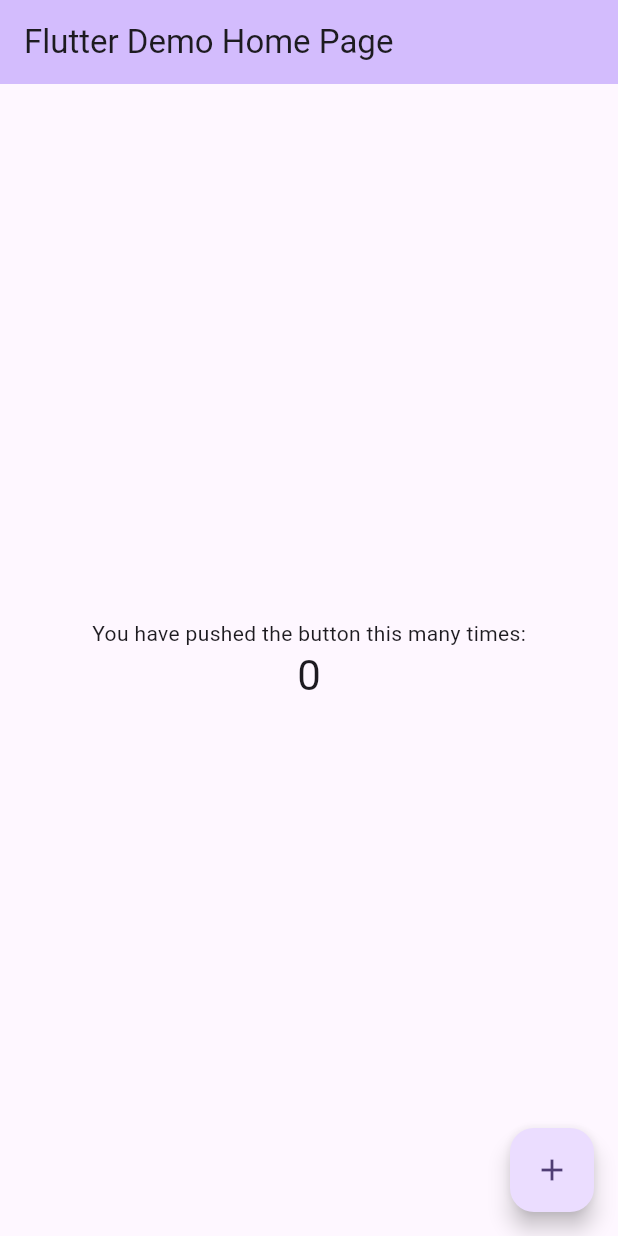
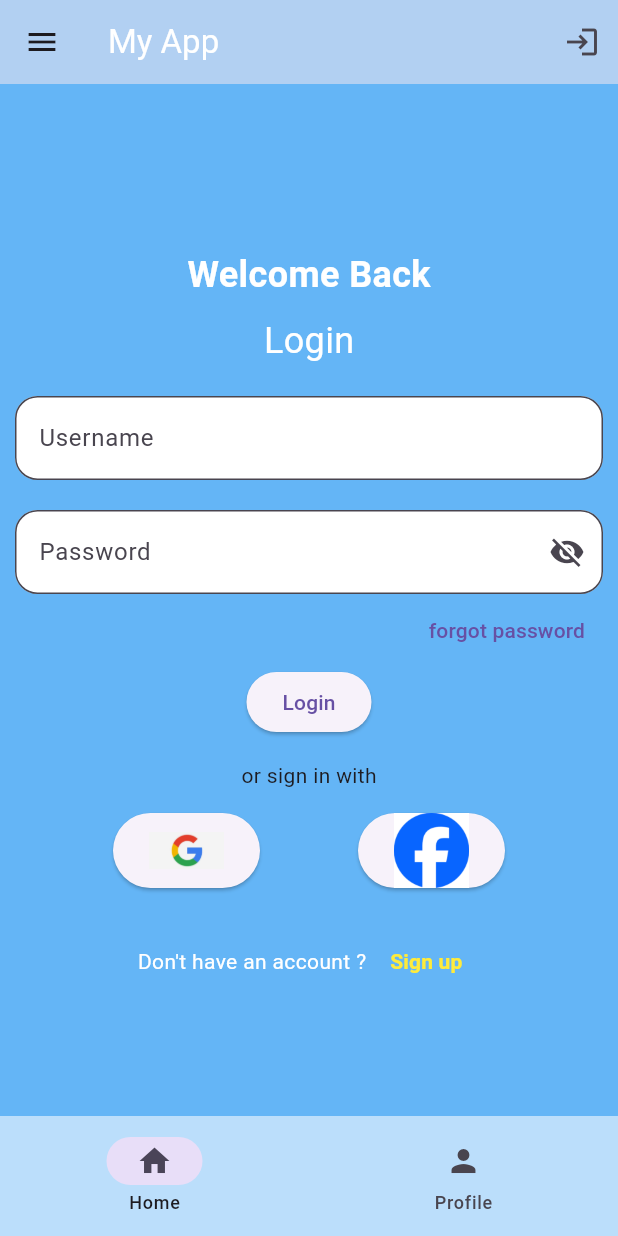
Before and after one commit to walonCode/learning_flutter, a Flutter app: the screen it shows after launch, on a phone screen of 412 x 824 dp. Run offline on Flutter 3.47's test engine with Material 3 defaults, Android fonts, the phone set to English and light mode, and no system bars.

Commit message:
add assets in my learning_one dir

```diff
--- a/learning_one/lib/main.dart
+++ b/learning_one/lib/main.dart
@@ -1,4 +1,5 @@
 import 'package:flutter/material.dart';
+import 'package:learning_one/pages/login_page.dart';
 
 void main() {
   runApp(const MyApp());
@@ -7,119 +8,38 @@
 class MyApp extends StatelessWidget {
   const MyApp({super.key});
 
-  // This widget is the root of your application.
   @override
   Widget build(BuildContext context) {
     return MaterialApp(
-      title: 'Flutter Demo',
-      theme: ThemeData(
-        // This is the theme of your application.
-        //
-        // TRY THIS: Try running your application with "flutter run". You'll see
-        // the application has a purple toolbar. Then, without quitting the app,
-        // try changing the seedColor in the colorScheme below to Colors.green
-        // and then invoke "hot reload" (save your changes or press the "hot
-        // reload" button in a Flutter-supported IDE, or press "r" if you used
-        // the command line to start the app).
-        //
-        // Notice that the counter didn't reset back to zero; the application
-        // state is not lost during the reload. To reset the state, use hot
-        // restart instead.
-        //
-        // This works for code too, not just values: Most code changes can be
-        // tested with just a hot reload.
-        colorScheme: ColorScheme.fromSeed(seedColor: Colors.deepPurple),
-        useMaterial3: true,
+      debugShowCheckedModeBanner: false,
+      home: Scaffold(
+        backgroundColor: Colors.blue[300],
+        appBar: AppBar(
+          backgroundColor: Colors.blue[100],
+          elevation: 5.0,
+          title: Text(
+            "My App",
+            style: TextStyle(
+              color:Colors.white
+            ),
+          ),
+          leading: Icon(Icons.menu),
+          actions: [
+            IconButton(
+              onPressed:(){} ,
+              icon: Icon(Icons.login)
+            )
+          ],
+        ),
+        body: LoginPage(),
+        bottomNavigationBar: NavigationBar(
+          backgroundColor: Colors.blue[100],
+          destinations: [
+            NavigationDestination(icon: Icon(Icons.home), label: "Home"),
+            NavigationDestination(icon: Icon(Icons.person), label: "Profile")
+          ],
+        ),
       ),
-      home: const MyHomePage(title: 'Flutter Demo Home Page'),
     );
   }
 }
-
-class MyHomePage extends StatefulWidget {
-  const MyHomePage({super.key, required this.title});
-
-  // This widget is the home page of your application. It is stateful, meaning
-  // that it has a State object (defined below) that contains fields that affect
-  // how it looks.
-
-  // This class is the configuration for the state. It holds the values (in this
-  // case the title) provided by the parent (in this case the App widget) and
-  // used by the build method of the State. Fields in a Widget subclass are
-  // always marked "final".
-
-  final String title;
-
-  @override
-  State<MyHomePage> createState() => _MyHomePageState();
-}
-
-class _MyHomePageState extends State<MyHomePage> {
-  int _counter = 0;
-
-  void _incrementCounter() {
-    setState(() {
-      // This call to setState tells the Flutter framework that something has
-      // changed in this State, which causes it to rerun the build method below
-      // so that the display can reflect the updated values. If we changed
-      // _counter without calling setState(), then the build method would not be
-      // called again, and so nothing would appear to happen.
-      _counter++;
-    });
-  }
-
-  @override
-  Widget build(BuildContext context) {
-    // This method is rerun every time setState is called, for instance as done
-    // by the _incrementCounter method above.
-    //
-    // The Flutter framework has been optimized to make rerunning build methods
-    // fast, so that you can just rebuild anything that needs updating rather
-    // than having to individually change instances of widgets.
-    return Scaffold(
-      appBar: AppBar(
-        // TRY THIS: Try changing the color here to a specific color (to
-        // Colors.amber, perhaps?) and trigger a hot reload to see the AppBar
-        // change color while the other colors stay the same.
-        backgroundColor: Theme.of(context).colorScheme.inversePrimary,
-        // Here we take the value from the MyHomePage object that was created by
-        // the App.build method, and use it to set our appbar title.
-        title: Text(widget.title),
-      ),
-      body: Center(
-        // Center is a layout widget. It takes a single child and positions it
-        // in the middle of the parent.
-        child: Column(
-          // Column is also a layout widget. It takes a list of children and
-          // arranges them vertically. By default, it sizes itself to fit its
-          // children horizontally, and tries to be as tall as its parent.
-          //
-          // Column has various properties to control how it sizes itself and
-          // how it positions its children. Here we use mainAxisAlignment to
-          // center the children vertically; the main axis here is the vertical
-          // axis because Columns are vertical (the cross axis would be
-          // horizontal).
-          //
-          // TRY THIS: Invoke "debug painting" (choose the "Toggle Debug Paint"
-          // action in the IDE, or press "p" in the console), to see the
-          // wireframe for each widget.
-          mainAxisAlignment: MainAxisAlignment.center,
-          children: <Widget>[
-            const Text(
-              'You have pushed the button this many times:',
-            ),
-            Text(
-              '$_counter',
-              style: Theme.of(context).textTheme.headlineMedium,
-            ),
-          ],
-        ),
-      ),
-      floatingActionButton: FloatingActionButton(
-        onPressed: _incrementCounter,
-        tooltip: 'Increment',
-        child: const Icon(Icons.add),
-      ), // This trailing comma makes auto-formatting nicer for build methods.
-    );
-  }
-}
--- /dev/null
+++ b/learning_one/lib/pages/login_page.dart
@@ -0,0 +1,111 @@
+import 'package:flutter/material.dart';
+
+class LoginPage extends StatelessWidget {
+  const LoginPage({super.key});
+
+  @override
+  Widget build(BuildContext context) {
+    return SingleChildScrollView(
+      child: Padding(
+          padding: const EdgeInsets.all(10.0),
+          child: Column(
+            mainAxisAlignment: MainAxisAlignment.center,
+            children: [
+              SizedBox(height: 100,),
+              Text('Welcome Back',style: TextStyle(
+                fontWeight: FontWeight.bold,
+                color:Colors.white,
+                fontSize: 24,
+              ),),
+              SizedBox(height:10),
+              Text('Login',style:TextStyle(
+                fontSize: 24,
+                color:Colors.white
+              )),
+              SizedBox(
+                height: 20,
+              ),
+              TextField(
+                decoration: InputDecoration(
+                    hintText: "Username", border: OutlineInputBorder(
+                      borderRadius: BorderRadius.all(Radius.circular(15))
+                    ),
+                    filled:true,
+                    fillColor: Colors.white
+                ),
+              ),
+              SizedBox(
+                height: 20,
+              ),
+              TextField(
+                obscureText: true,
+                decoration: InputDecoration(
+                    hintText: "Password", border: OutlineInputBorder(
+                      borderRadius: BorderRadius.all(Radius.circular(15))
+                    ),
+                    filled:true,
+                    fillColor: Colors.white,
+                    suffixIcon: Icon(Icons.visibility_off)
+                ),
+              ),
+              Row(
+                mainAxisAlignment: MainAxisAlignment.end,
+                children: [
+                  TextButton(onPressed: () {}, child: Text('forgot password'))
+                ],
+              ),
+              ElevatedButton(
+                  onPressed: () {
+                    print('login is click');
+                  },
+                  child: Text('Login')
+              ),
+              SizedBox(height: 15,),
+              Text('or sign in with'),
+              SizedBox(height: 15,),
+              Row(
+                mainAxisAlignment: MainAxisAlignment.spaceEvenly,
+                children: [
+                  ElevatedButton(
+                    onPressed: (){},
+                    child: Image.asset(
+                      'assets/images/google.jpeg',
+                      width:50,
+                      height:50,
+                      fit: BoxFit.contain,
+                      )
+                  ),
+                  ElevatedButton(
+                    onPressed: (){},
+                    child: Image.asset(
+                      'assets/images/facebook.png',
+                      width:50 ,
+                      height:50,
+                      fit: BoxFit.contain,
+                      )
+                  ),
+                ],
+              ),
+              Container(
+                padding: EdgeInsets.all(25),
+                child: Row(
+                  mainAxisAlignment: MainAxisAlignment.center,
+                  children: [
+                    Text("Don't have an account ?",
+                    style: TextStyle(
+                      color: Colors.white
+                    ),),
+                    SizedBox(width:4),
+                    TextButton(onPressed: (){}, child: Text('Sign up',style: TextStyle(
+                      color:Colors.yellow,
+                      fontWeight: FontWeight.bold
+                    ),))
+                  ],
+                ),
+              ),
+            ],
+          ),
+        ),
+    );
+  }
+}
--- a/learning_one/pubspec.yaml
+++ b/learning_one/pubspec.yaml
@@ -58,9 +58,8 @@ flutter:
   uses-material-design: true
 
   # To add assets to your application, add an assets section, like this:
-  # assets:
-  #   - images/a_dot_burr.jpeg
-  #   - images/a_dot_ham.jpeg
+  assets:
+    - assets/images/
 
   # An image asset can refer to one or more resolution-specific "variants", see
   # https://flutter.dev/to/resolution-aware-images
```
Also changed, not shown: learning_one/assets/images/facebook.png (added), learning_one/assets/images/google.jpeg (added), 1 other file.
